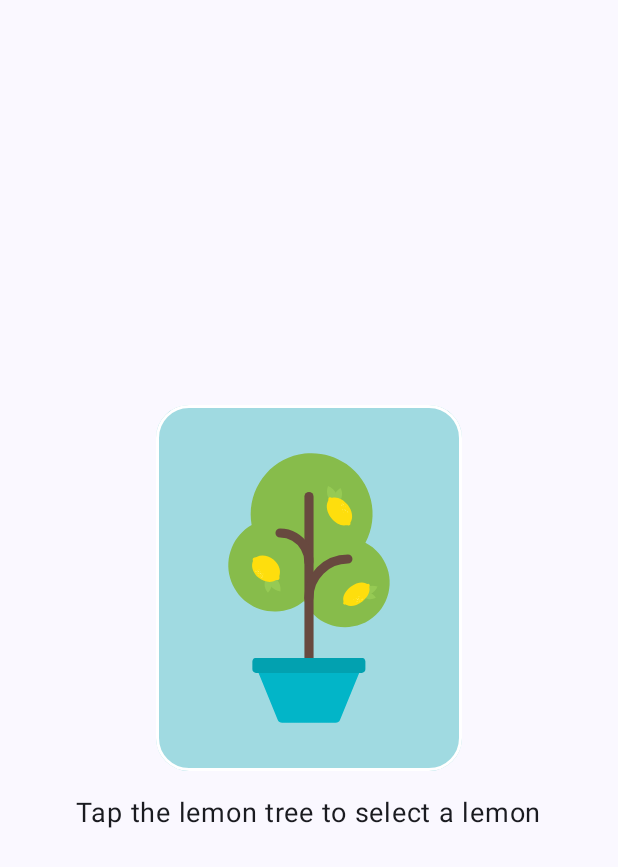
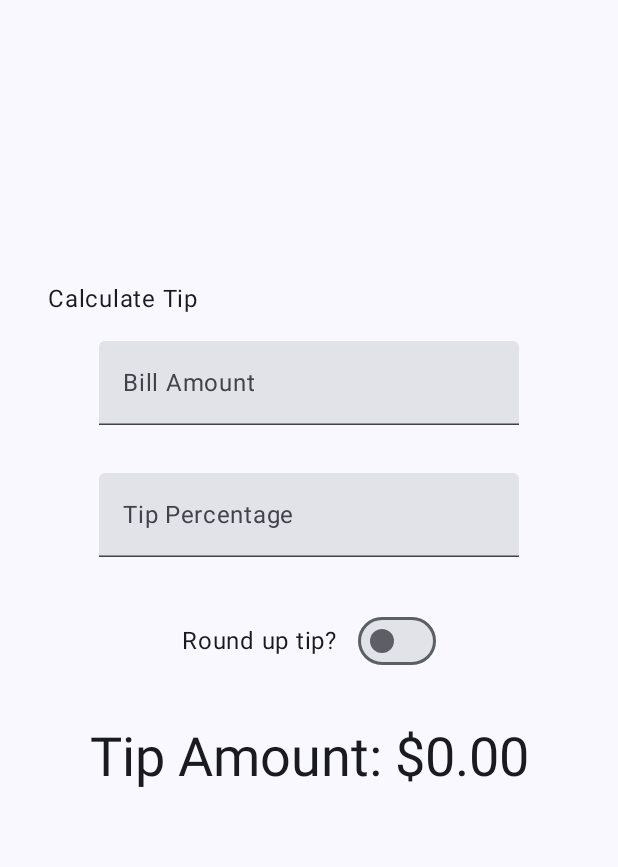
Before and after one commit to osvaldo-o/jetpack-compose, an Android app built with Jetpack Compose: the screen it shows after launch (MainActivity), on a phone screen of 412 x 824 dp. Shown: the top 867 px of the screen. Run offline under Robolectric (Android 15) with nearby library versions, the phone set to English and light mode, and no system bars.

Commit message:
Training Tip Calculator

```diff
--- a/app/src/main/java/ico/hellocompose/MainActivity.kt
+++ b/app/src/main/java/ico/hellocompose/MainActivity.kt
@@ -29,6 +29,7 @@ import androidx.compose.ui.unit.dp
 import ico.hellocompose.button.MyButton
 import ico.hellocompose.codelabs.retos.AppLemonade
 import ico.hellocompose.codelabs.retos.DiceRollerApp
+import ico.hellocompose.codelabs.retos.TrainingTipCalculator
 import ico.hellocompose.control.CheckInfo
 import ico.hellocompose.control.MyCheckBoxWithText
 import ico.hellocompose.control.MyRadioButton
@@ -49,7 +50,7 @@ class MainActivity : ComponentActivity() {
                 Surface(
                     color = MaterialTheme.colorScheme.background
                 ) {
-                   AppLemonade()
+                   TrainingTipCalculator()
                 }
             }
         }
@@ -61,6 +62,6 @@ class MainActivity : ComponentActivity() {
 @Composable
 fun GreetingPreview() {
     HelloComposeTheme {
-        AppLemonade()
+        TrainingTipCalculator()
     }
 }
--- /dev/null
+++ b/app/src/main/java/ico/hellocompose/codelabs/retos/TrainingTipCalculator.kt
@@ -0,0 +1,135 @@
+package ico.hellocompose.codelabs.retos
+
+import androidx.annotation.StringRes
+import androidx.compose.foundation.layout.Arrangement
+import androidx.compose.foundation.layout.Column
+import androidx.compose.foundation.layout.Row
+import androidx.compose.foundation.layout.Spacer
+import androidx.compose.foundation.layout.fillMaxSize
+import androidx.compose.foundation.layout.fillMaxWidth
+import androidx.compose.foundation.layout.height
+import androidx.compose.foundation.layout.padding
+import androidx.compose.foundation.layout.safeContentPadding
+import androidx.compose.foundation.layout.statusBarsPadding
+import androidx.compose.foundation.layout.width
+import androidx.compose.foundation.rememberScrollState
+import androidx.compose.foundation.text.KeyboardOptions
+import androidx.compose.foundation.verticalScroll
+import androidx.compose.material3.ExperimentalMaterial3Api
+import androidx.compose.material3.MaterialTheme
+import androidx.compose.material3.Switch
+import androidx.compose.material3.Text
+import androidx.compose.material3.TextField
+import androidx.compose.runtime.Composable
+import androidx.compose.runtime.getValue
+import androidx.compose.runtime.mutableStateOf
+import androidx.compose.runtime.remember
+import androidx.compose.runtime.setValue
+import androidx.compose.ui.Alignment
+import androidx.compose.ui.Modifier
+import androidx.compose.ui.res.stringResource
+import androidx.compose.ui.text.input.ImeAction
+import androidx.compose.ui.text.input.KeyboardType
+import androidx.compose.ui.unit.dp
+import ico.hellocompose.R
+import java.text.NumberFormat
+
+@Composable
+fun TrainingTipCalculator() {
+    Column(
+        Modifier
+            .fillMaxSize()
+            .statusBarsPadding()
+            .padding(horizontal = 32.dp)
+            .verticalScroll(rememberScrollState())
+            .safeContentPadding(),
+        horizontalAlignment = Alignment.CenterHorizontally,
+        verticalArrangement = Arrangement.Center
+    ) {
+        var amountInput by remember { mutableStateOf("") }
+        var tipInput by remember { mutableStateOf("") }
+        var roundUp by remember { mutableStateOf(false) }
+        val amount = amountInput.toDoubleOrNull() ?: 0.0
+        val tip = tipInput.toDoubleOrNull() ?: 0.0
+        Text(
+            text = stringResource(id = R.string.calculate_tip),
+            modifier = Modifier
+                .padding(top = 40.dp, bottom = 16.dp)
+                .align(alignment = Alignment.Start)
+        )
+        EditNumberField(
+            Modifier.padding(bottom = 32.dp),
+            amountInput,
+            { amountInput = it },
+            R.string.bill_amount,
+            KeyboardOptions.Default.copy(
+                keyboardType = KeyboardType.Number,
+                imeAction = ImeAction.Next
+            )
+        )
+        EditNumberField(
+            Modifier.padding(bottom = 32.dp),
+            tipInput,
+            {tipInput = it},
+            R.string.how_was_the_service,
+            KeyboardOptions.Default.copy(
+                keyboardType = KeyboardType.Number,
+                imeAction = ImeAction.Done
+            )
+        )
+        RoundTheTipRow(
+            roundUp = roundUp,
+            onRoundUpChanged = { roundUp = it },
+            modifier = Modifier.padding(bottom = 32.dp)
+        )
+        Text(
+            text = stringResource(R.string.tip_amount, calculateTip(amount, tip, roundUp)),
+            style = MaterialTheme.typography.displaySmall
+        )
+        Spacer(modifier = Modifier.height(150.dp))
+    }
+}
+
+@OptIn(ExperimentalMaterial3Api::class)
+@Composable
+fun EditNumberField(
+    modifier: Modifier = Modifier,
+    value: String,
+    onChange: (String) -> Unit,
+    @StringRes label: Int,
+    keyboardOptions: KeyboardOptions
+) {
+    TextField(
+        value = value,
+        onValueChange = { onChange(it) },
+        label = { Text(text = stringResource(id = label))},
+        modifier = modifier,
+        keyboardOptions = keyboardOptions,
+        singleLine = true
+    )
+}
+
+@Composable
+fun RoundTheTipRow(roundUp: Boolean, onRoundUpChanged: (Boolean) -> Unit ,modifier: Modifier = Modifier) {
+    Row(
+        modifier = modifier
+            .fillMaxWidth(),
+        verticalAlignment = Alignment.CenterVertically,
+        horizontalArrangement = Arrangement.Center
+    ) {
+        Text(text = stringResource(R.string.round_up_tip))
+        Spacer(modifier = Modifier.width(14.dp))
+        Switch(
+            checked = roundUp,
+            onCheckedChange = onRoundUpChanged,
+        )
+    }
+}
+
+private fun calculateTip(amount: Double, tipPercent: Double = 15.0, roundUp: Boolean): String {
+    var tip = tipPercent / 100 * amount
+    if (roundUp) {
+        tip = kotlin.math.ceil(tip)
+    }
+    return NumberFormat.getCurrencyInstance().format(tip)
+}
--- a/app/src/main/res/values/strings.xml
+++ b/app/src/main/res/values/strings.xml
@@ -7,4 +7,12 @@
     <string name="lemon_squeeze">Keep tapping the lemon to squeeze it</string>
     <string name="lemon_drink">Tap the lemonade to drink it</string>
     <string name="lemon_restart">Tap the empty glass to start again</string>
+
+    // Tip Time
+    <string name="app_name_tip_time">Tip Time</string>
+    <string name="calculate_tip">Calculate Tip</string>
+    <string name="bill_amount">Bill Amount</string>
+    <string name="tip_amount">Tip Amount: %s</string>
+    <string name="how_was_the_service">Tip Percentage</string>
+    <string name="round_up_tip">Round up tip?</string>
 </resources>
```
